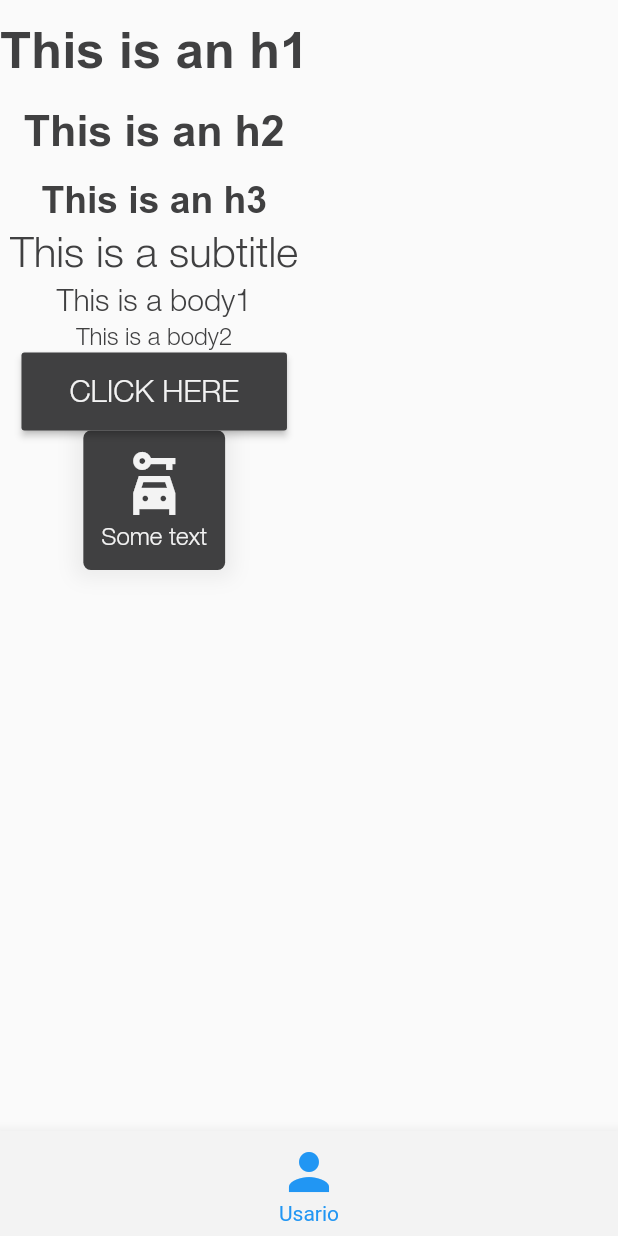
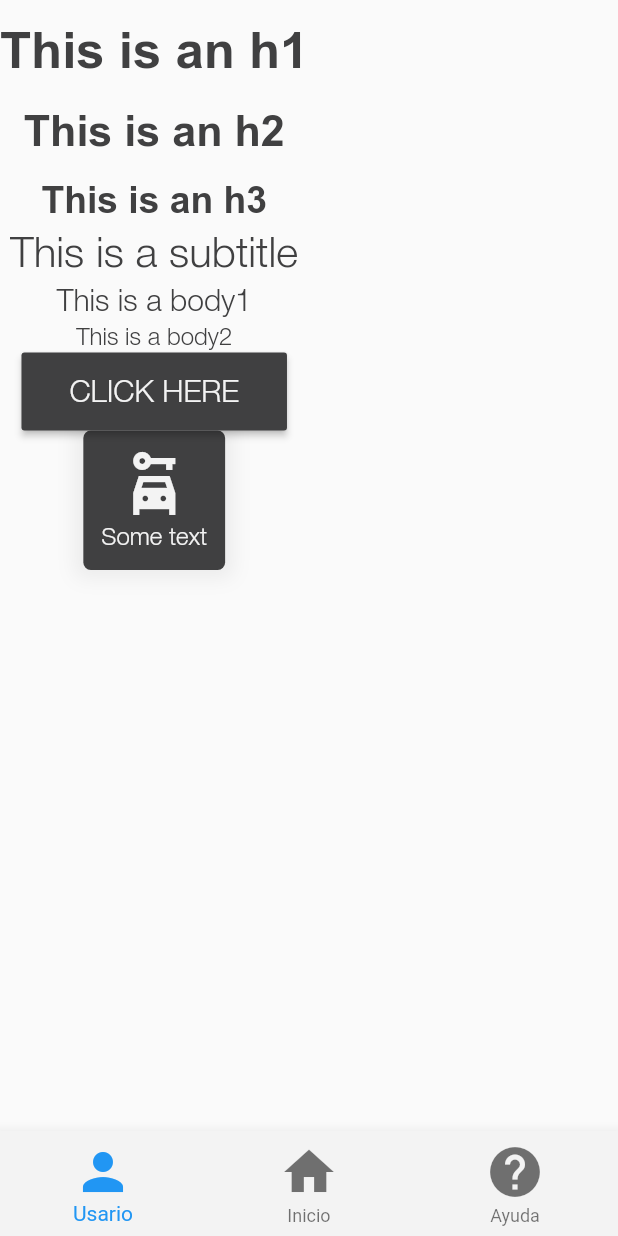
Before and after one commit to FinocchiaroGR/OneUnit-ZapataProject-Flutter, a Flutter app: the screen it shows after launch, on a phone screen of 412 x 824 dp. Run offline on Flutter 3.47's test engine with Material 2 defaults, Android fonts, the phone set to English and light mode, and no system bars.

Commit message:
Add items to BottomNavigation

```diff
--- a/mobile-app/app/lib/widgets/organisms/BottomNavigation.dart
+++ b/mobile-app/app/lib/widgets/organisms/BottomNavigation.dart
@@ -18,7 +18,17 @@ class AppBottomNavigation extends StatelessWidget {
             icon: Icon(app_icons.user),
             label: "Usario",
             backgroundColor: app_colors.secondary,
-          )
+          ),
+          BottomNavigationBarItem(
+            icon: Icon(app_icons.home),
+            label: "Inicio",
+            backgroundColor: app_colors.secondary,
+          ),
+          BottomNavigationBarItem(
+            icon: Icon(app_icons.help),
+            label: "Ayuda",
+            backgroundColor: app_colors.secondary,
+          ),
         ],
         currentIndex: page.getIndex(),
         onTap: page.setIndex,
```
